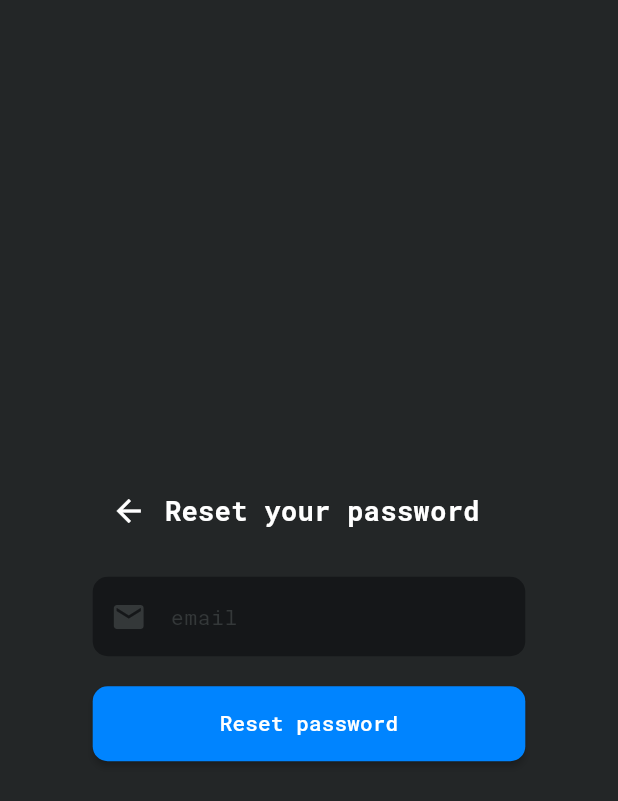
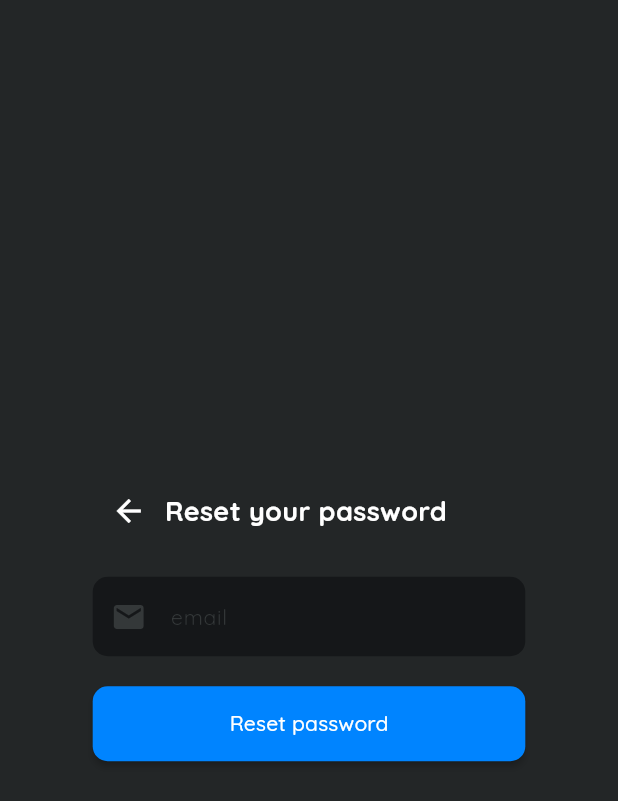
Before and after one commit to floskam300-eng/Hankalis-Clan, a Flutter app: the ForgotPassword screen opened by its route, on a phone screen of 412 x 824 dp. Shown: the top 801 px of the screen. Run offline on Flutter 3.47's test engine with Material 3 defaults, Android fonts, the phone set to English and light mode, and no system bars; drawn by our look-alikes of toastification; our stand-ins replace bubble, chat_bubbles, file_picker, flutter_svg, get, shared_preferences and 2 more; missing offline and left inert: dart:html, dart_jsonwebtoken, dynamic_tabbar; accounts and stored records are empty.

Commit message:
Fifth Commit

```diff
--- a/lib/themes/dark_theme.dart
+++ b/lib/themes/dark_theme.dart
@@ -3,7 +3,7 @@ import 'package:flutter/material.dart';
 class DarkTheme {
   final dark = ThemeData(
     useMaterial3: true,
-    fontFamily: "RobotoMono",
+    fontFamily: "Quicksand",
     colorScheme: ColorScheme.dark(
       onPrimary: Color.fromRGBO(21, 23, 25, 1),
       onSecondary: Color.fromRGBO(35, 38, 39, 1),
```
Also changed, not shown: pubspec.yaml (+4 -4 lines), assets/fonts/Quicksand-VariableFont_wght.ttf (added), assets/fonts/RobotoMono-Italic-VariableFont_wght.ttf (deleted), assets/fonts/RobotoMono-VariableFont_wght.ttf (deleted).
